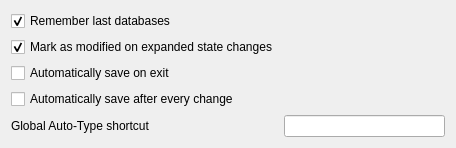
The window that src/gui/SettingsWidgetGeneral.ui (keepassxreboot/keepassxc) describes before a commit, drawn with Qt 5.
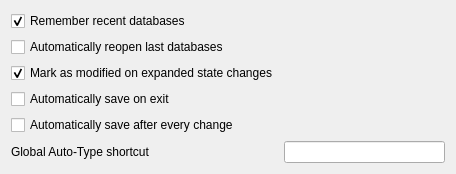
The same window after the commit. Custom widgets are drawn as their Qt base class.

Commit message: Option to automatically reopen databases which were last opened.

Diff of the .ui file:
```diff
--- a/src/gui/SettingsWidgetGeneral.ui
+++ b/src/gui/SettingsWidgetGeneral.ui
@@ -7,21 +7,21 @@
     <x>0</x>
     <y>0</y>
     <width>456</width>
-    <height>146</height>
+    <height>172</height>
    </rect>
   </property>
   <layout class="QFormLayout" name="formLayout">
    <item row="0" column="0">
     <widget class="QCheckBox" name="rememberLastDatabasesCheckBox">
      <property name="text">
-      <string>Remember last databases</string>
+      <string>Remember recent databases</string>
      </property>
      <property name="checked">
       <bool>true</bool>
      </property>
     </widget>
    </item>
-   <item row="1" column="0">
+   <item row="2" column="0">
     <widget class="QCheckBox" name="modifiedExpandedChangedCheckBox">
      <property name="text">
       <string>Mark as modified on expanded state changes</string>
@@ -31,30 +31,37 @@
      </property>
     </widget>
    </item>
-   <item row="3" column="0">
+   <item row="4" column="0">
     <widget class="QCheckBox" name="autoSaveAfterEveryChangeCheckBox">
      <property name="text">
       <string>Automatically save after every change</string>
      </property>
     </widget>
    </item>
-   <item row="2" column="0">
+   <item row="3" column="0">
     <widget class="QCheckBox" name="autoSaveOnExitCheckBox">
      <property name="text">
       <string>Automatically save on exit</string>
      </property>
     </widget>
    </item>
-   <item row="4" column="0">
+   <item row="5" column="0">
     <widget class="QLabel" name="label">
      <property name="text">
       <string>Global Auto-Type shortcut</string>
      </property>
     </widget>
    </item>
-   <item row="4" column="1">
+   <item row="5" column="1">
     <widget class="ShortcutWidget" name="autoTypeShortcutWidget"/>
    </item>
+   <item row="1" column="0">
+    <widget class="QCheckBox" name="autoReopenLastDatabases">
+     <property name="text">
+      <string>Automatically reopen last databases</string>
+     </property>
+    </widget>
+   </item>
   </layout>
  </widget>
  <customwidgets>
```
The commit also changes 5 other files.
